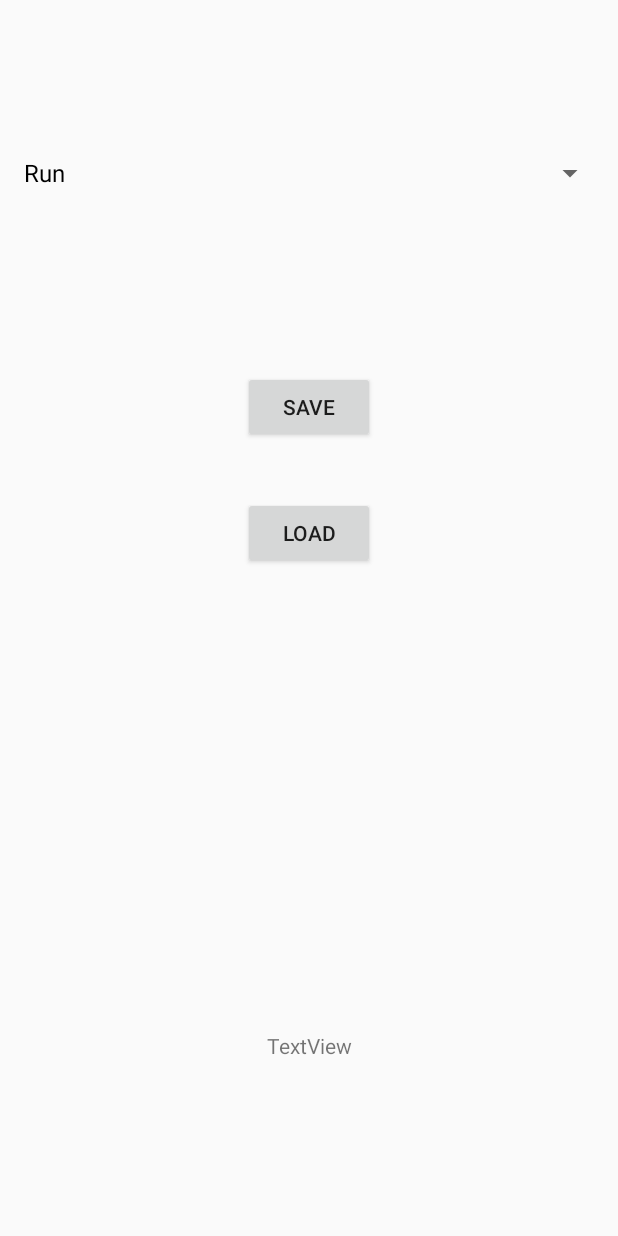
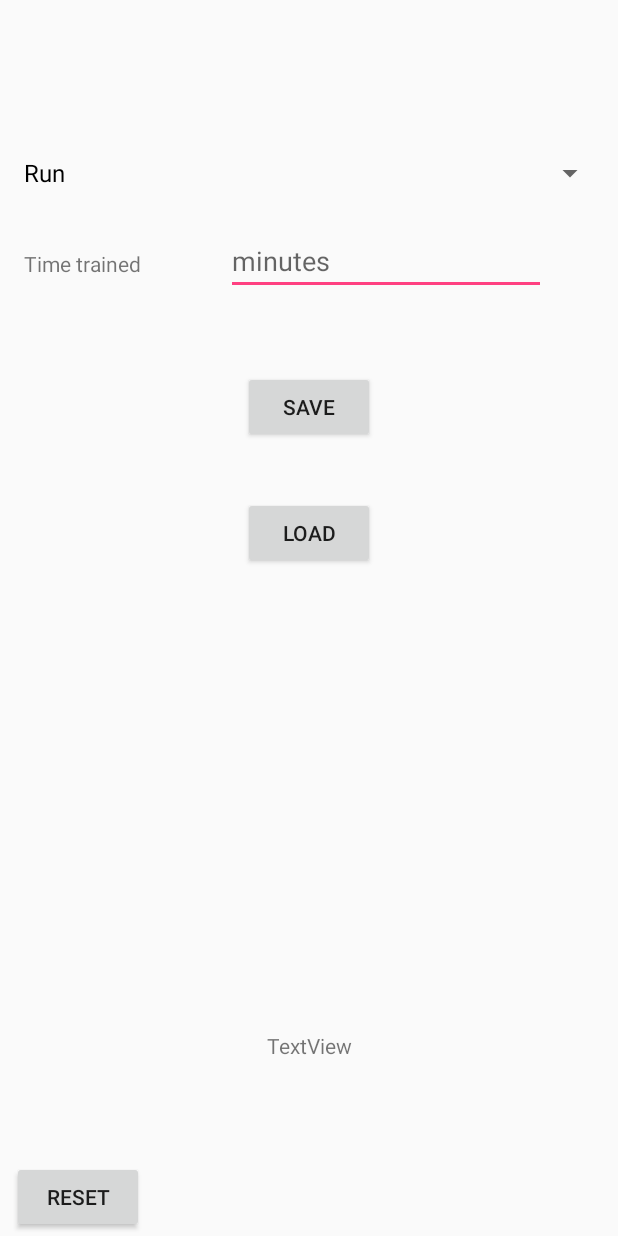
Before and after one commit to IvayloAsenov/GymBuddy, an Android app: the AddWorkout screen opened directly, with no data from a screen before it, on a phone screen of 412 x 824 dp. Run offline under Robolectric (Android 15) with nearby library versions, the phone set to English and light mode, and no system bars.

Commit message:
-Added time text and edited the way message is stored in variable

```diff
--- a/app/src/main/java/com/example/ivo/gymbuddy/AddWorkout.java
+++ b/app/src/main/java/com/example/ivo/gymbuddy/AddWorkout.java
@@ -9,6 +9,7 @@ import android.support.v7.widget.Toolbar;
 import android.view.View;
 import android.widget.ArrayAdapter;
 import android.widget.Button;
+import android.widget.EditText;
 import android.widget.Spinner;
 import android.widget.TextView;
 
@@ -26,6 +27,9 @@ public class AddWorkout extends AppCompatActivity implements Workouts {
     Button b_save;
     Button b_load;
     TextView textview;
+    EditText et_time;
+
+    Button b_reset;
 
     int data_block = 100; //Reads 100 bytes at a time
 
@@ -38,6 +42,9 @@ public class AddWorkout extends AppCompatActivity implements Workouts {
         b_save = (Button) findViewById(R.id.b_save);
         b_load = (Button) findViewById(R.id.b_load);
         textview = (TextView) findViewById(R.id.text);
+        et_time = (EditText) findViewById(R.id.et_time);
+
+        b_reset = (Button) findViewById(R.id.b_reset);
 
         ArrayAdapter<String> adapter = new ArrayAdapter<String>(this, android.R.layout.simple_spinner_dropdown_item, workouts_list);
 
@@ -56,6 +63,18 @@ public class AddWorkout extends AppCompatActivity implements Workouts {
                 Load();
             }
         });
+
+        b_reset.setOnClickListener(new View.OnClickListener() {
+            @Override
+            public void onClick(View v) {
+                try {
+                    FileOutputStream fou = openFileOutput("text.txt", MODE_PRIVATE);
+
+                } catch (FileNotFoundException e) {
+                    e.printStackTrace();
+                }
+            }
+        });
     }
 
 
@@ -66,7 +85,12 @@ public class AddWorkout extends AppCompatActivity implements Workouts {
 
     public void Save()
     {
-        String message = spinner_workouts.getSelectedItem().toString();
+        String message;
+        String s_workout = spinner_workouts.getSelectedItem().toString();
+        String s_time = et_time.getText().toString();
+
+        message = "[" + s_workout + "-" + s_time + "]";
+
         FileOutputStream fou = null;
 
         try {
--- a/app/src/main/res/layout/activity_add_workout.xml
+++ b/app/src/main/res/layout/activity_add_workout.xml
@@ -43,12 +43,9 @@
         android:text="Save"
         tools:layout_constraintTop_creator="1"
         tools:layout_constraintRight_creator="1"
-        tools:layout_constraintBottom_creator="1"
-        app:layout_constraintBottom_toBottomOf="@+id/textView"
         app:layout_constraintRight_toRightOf="parent"
         android:layout_marginTop="156dp"
         tools:layout_constraintLeft_creator="1"
-        android:layout_marginBottom="155dp"
         app:layout_constraintLeft_toLeftOf="parent"
         app:layout_constraintTop_toTopOf="@+id/workouts_spinner" />
 
@@ -65,4 +62,45 @@
         tools:layout_constraintLeft_creator="1"
         app:layout_constraintLeft_toLeftOf="@+id/b_save" />
 
+    <TextView
+        android:id="@+id/tv_time"
+        android:layout_width="wrap_content"
+        android:layout_height="wrap_content"
+        android:text="Time trained"
+        tools:layout_constraintBottom_creator="1"
+        android:layout_marginStart="16dp"
+        app:layout_constraintBottom_toBottomOf="@+id/et_time"
+        tools:layout_constraintLeft_creator="1"
+        android:layout_marginBottom="11dp"
+        app:layout_constraintLeft_toLeftOf="parent"
+        android:layout_marginLeft="16dp" />
+
+    <EditText
+        android:id="@+id/et_time"
+        android:layout_width="wrap_content"
+        android:layout_height="wrap_content"
+        android:ems="10"
+        android:hint="minutes"
+        android:inputType="time"
+        tools:layout_constraintTop_creator="1"
+        tools:layout_constraintRight_creator="1"
+        android:layout_marginEnd="40dp"
+        app:layout_constraintRight_toRightOf="@+id/workouts_spinner"
+        android:layout_marginTop="12dp"
+        app:layout_constraintTop_toBottomOf="@+id/workouts_spinner"
+        android:layout_marginRight="40dp" />
+
+    <Button
+        android:id="@+id/b_reset"
+        android:layout_width="wrap_content"
+        android:layout_height="wrap_content"
+        android:text="Reset"
+        tools:layout_constraintBottom_creator="1"
+        android:layout_marginStart="8dp"
+        app:layout_constraintBottom_toBottomOf="parent"
+        tools:layout_constraintLeft_creator="1"
+        android:layout_marginBottom="2dp"
+        app:layout_constraintLeft_toLeftOf="parent"
+        android:layout_marginLeft="8dp" />
+
 </android.support.constraint.ConstraintLayout>
--- a/app/src/main/res/values/strings.xml
+++ b/app/src/main/res/values/strings.xml
@@ -2,4 +2,5 @@
     <string name="app_name">Gym Buddy</string>
     <string name="title_activity_home">Home</string>
     <string name="title_activity_add_workout">AddWorkout</string>
+    <string name="title_activity_see_workouts">SeeWorkouts</string>
 </resources>
```
Also changed, not shown: app/src/main/AndroidManifest.xml (+5 -4 lines), app/src/main/java/com/example/ivo/gymbuddy/Home.java (+10 -0 lines), app/src/main/java/com/example/ivo/gymbuddy/SeeWorkouts.java (added, +20 -0 lines), app/src/main/res/layout/activity_home.xml (+13 -0 lines), app/src/main/res/layout/activity_see_workouts.xml (added, +34 -0 lines), app/src/main/res/layout/content_see_workouts.xml (added, +11 -0 lines).
